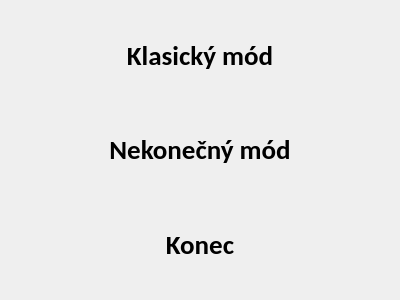
Before: the Qt Designer form menu.ui in jjunior776/Barvicky, drawn with Qt 5.
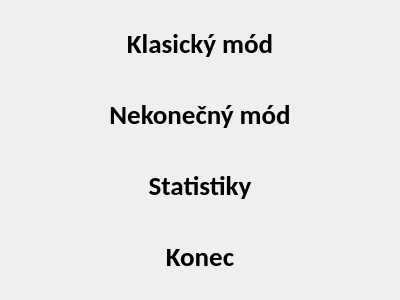
After: the same form once the commit is applied.

Patch:
```diff
--- a/menu.ui
+++ b/menu.ui
@@ -62,6 +62,30 @@
      </property>
     </widget>
    </item>
+   <item>
+    <widget class="QPushButton" name="statistikyBtn">
+     <property name="sizePolicy">
+      <sizepolicy hsizetype="Minimum" vsizetype="Minimum">
+       <horstretch>0</horstretch>
+       <verstretch>0</verstretch>
+      </sizepolicy>
+     </property>
+     <property name="font">
+      <font>
+       <family>Calibri</family>
+       <pointsize>20</pointsize>
+       <weight>75</weight>
+       <bold>true</bold>
+      </font>
+     </property>
+     <property name="text">
+      <string>Statistiky</string>
+     </property>
+     <property name="flat">
+      <bool>true</bool>
+     </property>
+    </widget>
+   </item>
    <item>
     <widget class="QPushButton" name="konecBtn">
      <property name="sizePolicy">
```
